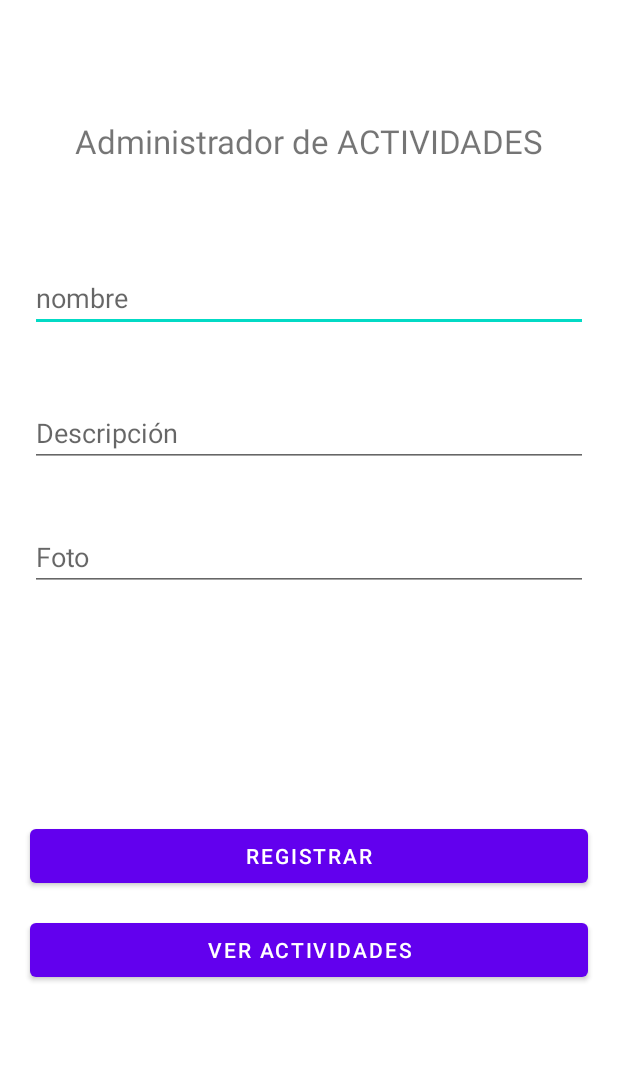
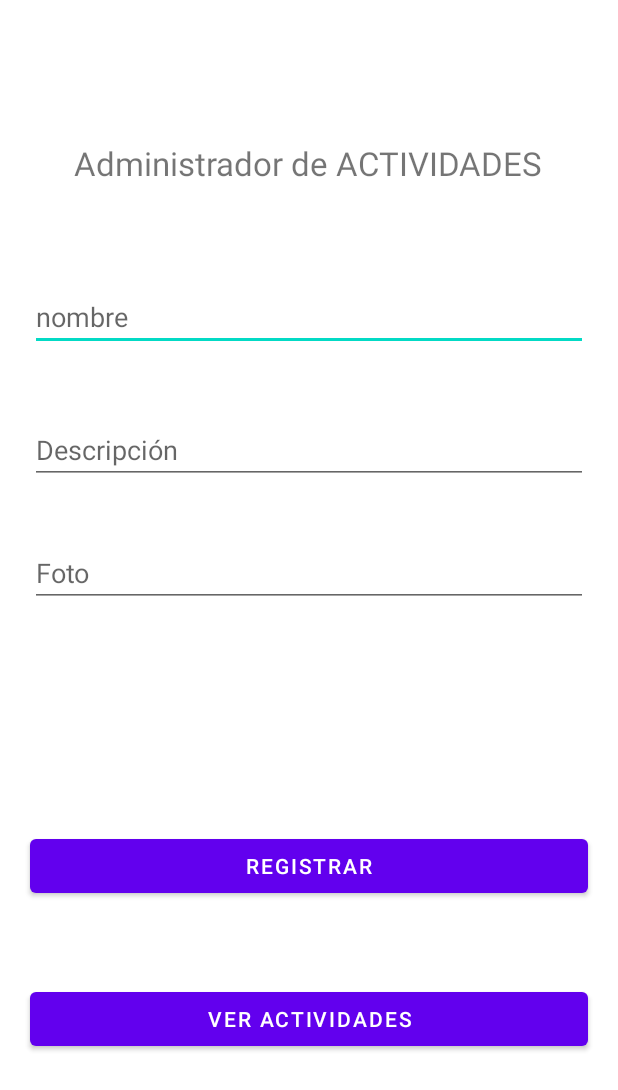
Before and after one commit to yontaru/ProyectoApk2021_1, an Android app: the layout activity_registro.xml on its own in the app's theme, with its tools: preview values and no code run, on a phone screen of 412 x 824 dp. Shown: the top 1090 px of the screen. Run offline under Robolectric (Android 15) with nearby library versions, the phone set to English and light mode, and no system bars.

Commit message:
Actualización

```diff
--- a/app/src/main/java/com/example/proyectoapk2021_1/AdaptadorLista.java
+++ b/app/src/main/java/com/example/proyectoapk2021_1/AdaptadorLista.java
@@ -9,6 +9,8 @@ import android.widget.TextView;
 
 import androidx.annotation.NonNull;
 import androidx.recyclerview.widget.RecyclerView;
+
+import com.squareup.picasso.Picasso;
 
 import java.util.ArrayList;
 
@@ -61,7 +63,9 @@ public class AdaptadorLista extends RecyclerView.Adapter<AdaptadorLista.viewHold
 
             nombreActividad.setText(datos.getNombreActividad());
             descripcionActividad.setText(datos.getDescripcionActividad());
-            fotoActividad.setImageResource(datos.getFotoActividad());
+            Picasso.with(itemView.getContext())
+                    .load(datos.getFotoActividad())
+                    .into(fotoActividad);
 
             itemView.setOnClickListener(new View.OnClickListener(){
 
--- a/app/src/main/java/com/example/proyectoapk2021_1/MainActivity.java
+++ b/app/src/main/java/com/example/proyectoapk2021_1/MainActivity.java
@@ -30,7 +30,6 @@ public class MainActivity extends AppCompatActivity {
 
         nombreActividad.setText(actividad.getNombreActividad());
         descripcionActividad.setText(actividad.getDescripcionActividad());
-        fotoActividad.setImageResource(actividad.getFotoActividad());
 
     }
 }
--- a/app/src/main/java/com/example/proyectoapk2021_1/Splash.java
+++ b/app/src/main/java/com/example/proyectoapk2021_1/Splash.java
@@ -14,15 +14,15 @@ import static com.example.proyectoapk2021_1.R.raw.inicio;
 public class Splash extends AppCompatActivity {
 
     //Atributos
-    MediaPlayer cancion;
+    //MediaPlayer cancion;
 
     @Override
     protected void onCreate(Bundle savedInstanceState) {
         super.onCreate(savedInstanceState);
         setContentView(R.layout.activity_splash);
 
-        cancion=MediaPlayer.create(this, inicio);
-        cancion.start();
+        //cancion=MediaPlayer.create(this, inicio);
+        //cancion.start();
 
         TimerTask inicio=new TimerTask() {
             @Override
--- a/app/src/main/res/layout/activity_registro.xml
+++ b/app/src/main/res/layout/activity_registro.xml
@@ -13,11 +13,12 @@
         android:layout_height="wrap_content"
         android:text="Administrador de ACTIVIDADES"
         android:textSize="22sp"
-        app:layout_constraintVertical_bias="0.1"
         app:layout_constraintBottom_toBottomOf="parent"
+        app:layout_constraintHorizontal_bias="0.494"
         app:layout_constraintLeft_toLeftOf="parent"
         app:layout_constraintRight_toRightOf="parent"
-        app:layout_constraintTop_toTopOf="parent"/>
+        app:layout_constraintTop_toTopOf="parent"
+        app:layout_constraintVertical_bias="0.118" />
 
     <EditText
         android:id="@+id/nombre"
@@ -44,17 +45,20 @@
         app:layout_constraintEnd_toEndOf="parent"
         app:layout_constraintBottom_toBottomOf="parent"/>
 
+
     <EditText
-        android:id="@+id/cargo"
+        android:id="@+id/foto"
         android:layout_width="match_parent"
         android:layout_height="wrap_content"
         android:layout_marginHorizontal="20dp"
         android:hint="Foto"
+        android:inputType="text"
         app:layout_constraintVertical_bias="0.08"
         app:layout_constraintTop_toBottomOf="@id/descripcion"
         app:layout_constraintStart_toStartOf="parent"
         app:layout_constraintEnd_toEndOf="parent"
         app:layout_constraintBottom_toBottomOf="parent"/>
+
 
     <Button
         android:id="@+id/botonRegistrar"
@@ -63,7 +67,7 @@
         android:layout_marginHorizontal="20dp"
         android:text="Registrar"
         app:layout_constraintVertical_bias="0.4"
-        app:layout_constraintTop_toBottomOf="@id/cargo"
+        app:layout_constraintTop_toBottomOf="@id/foto"
         app:layout_constraintStart_toStartOf="parent"
         app:layout_constraintEnd_toEndOf="parent"
         app:layout_constraintBottom_toBottomOf="parent"/>
@@ -74,10 +78,11 @@
         android:layout_height="wrap_content"
         android:layout_marginHorizontal="20dp"
         android:text="Ver actividades"
-        app:layout_constraintVertical_bias="0.08"
+        app:layout_constraintBottom_toBottomOf="parent"
+        app:layout_constraintEnd_toEndOf="parent"
+        app:layout_constraintHorizontal_bias="0.0"
+        app:layout_constraintStart_toStartOf="parent"
         app:layout_constraintTop_toBottomOf="@id/botonRegistrar"
-        app:layout_constraintStart_toStartOf="parent"
-        app:layout_constraintEnd_toEndOf="parent"
-        app:layout_constraintBottom_toBottomOf="parent"/>
+        app:layout_constraintVertical_bias="0.308" />
 
 </androidx.constraintlayout.widget.ConstraintLayout>
```
Also changed, not shown: app/build.gradle (+6 -3 lines), app/src/main/java/com/example/proyectoapk2021_1/Actividad.java (+9 -10 lines), app/src/main/java/com/example/proyectoapk2021_1/Home.java (+36 -19 lines), app/src/main/java/com/example/proyectoapk2021_1/Registro.java (+12 -0 lines).
